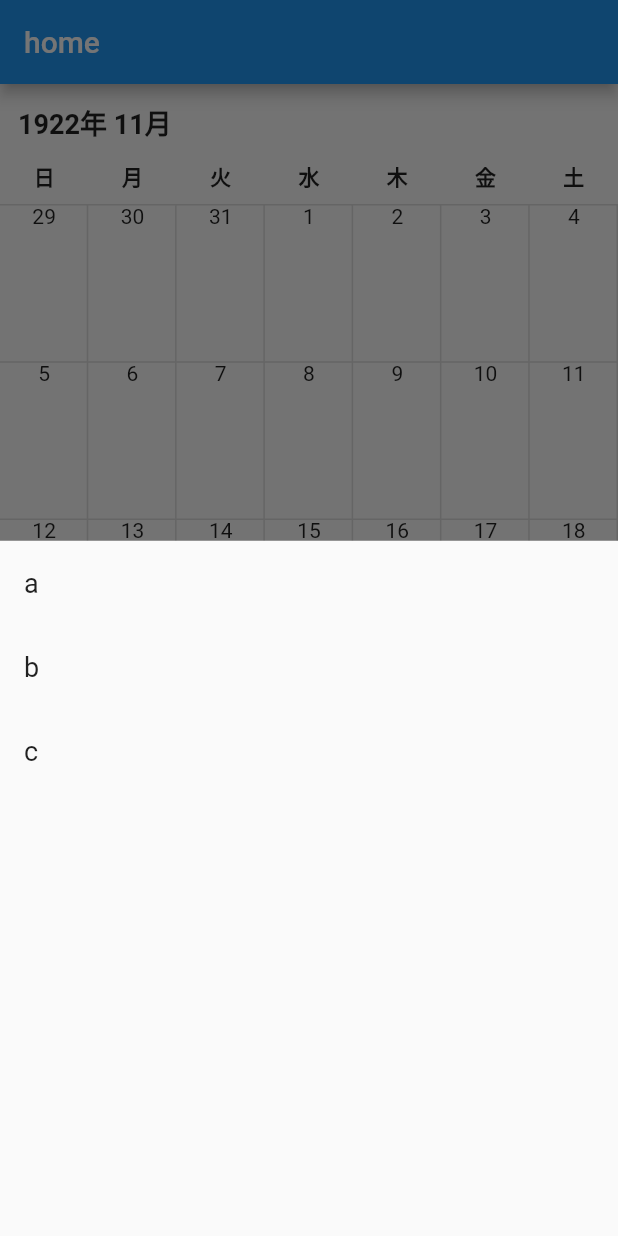
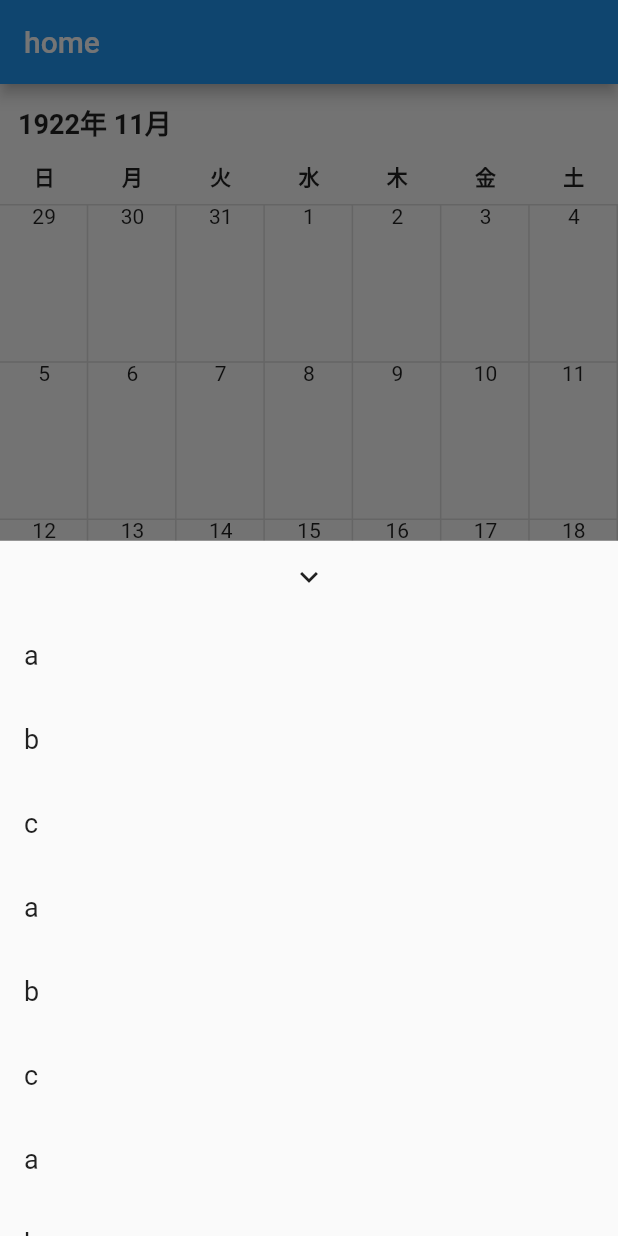
Before and after one commit to syasuki/project_manage, a Flutter app: the screen it shows after launch, after a tap on an icon or button, on a phone screen of 412 x 824 dp. Run offline on Flutter 3.47's test engine with Material 2 defaults, Android fonts, the phone set to English and light mode, and no system bars; our stand-ins replace flutter_hooks, flutter_riverpod, hooks_riverpod, sqflite, state_notifier; accounts and stored records are empty.

Commit message:
add calender bottommodal closed event

```diff
--- a/lib/calender.dart
+++ b/lib/calender.dart
@@ -169,14 +169,18 @@ class _DateCell extends HookConsumerWidget {
           onTap: () async{
             await showModalBottomSheet(
                 context: context,
+
                 builder: (context)=> DraggableScrollableSheet(  //これ！
                     initialChildSize: 1,
                     builder: (BuildContext context, ScrollController
                     scrollController)=>
                         Container(
-                          child: ListView(
+                          child: Column(
+                              children: [
+                                IconButton(icon:Icon(Icons.expand_more_outlined), onPressed: () { Navigator.of(context).pop(); },),
+                            Expanded(child:ListView(
                             shrinkWrap: true,
-                            children: ["a","b","c"].map((e) =>
+                            children: ["a","b","c","a","b","c","a","b","c"].map((e) =>
                                 ListTile(
                                   title: Text(
                                     e,
@@ -184,11 +188,16 @@ class _DateCell extends HookConsumerWidget {
                                         fontSize: 18
                                     ),
                                   ),
+                                  onTap: () {
+                                    //Navigator.of(context).pop();
+                                  },
                                 )
                             ).toList(),
                           ),
                         )
-                )
+                ]),
+                ),
+            )
             );
           },
           child:Column(
```
